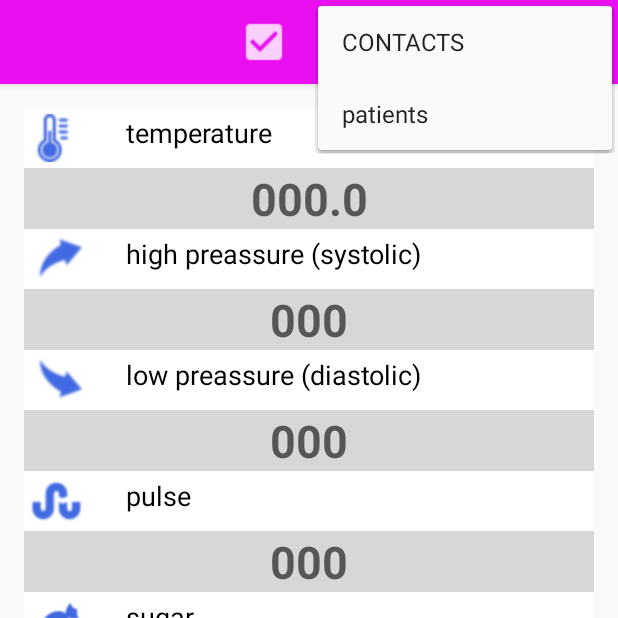
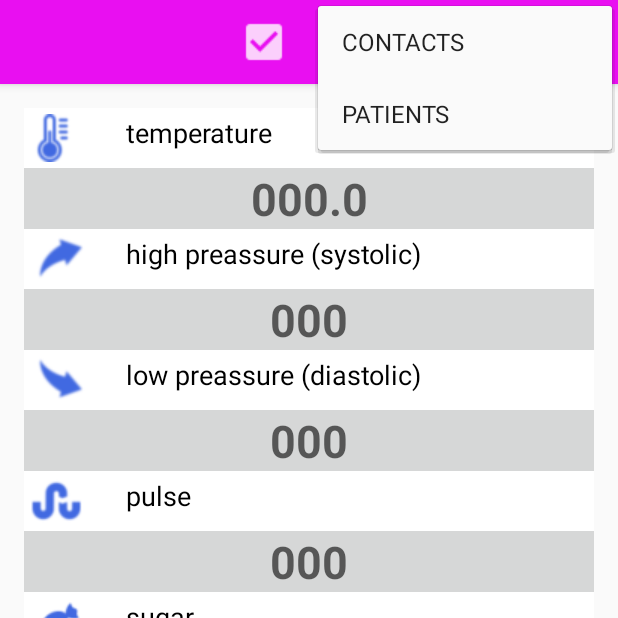
Before and after one commit to needtools/DocDoc, an Android app: the DataActivity screen opened directly, with no data from a screen before it, with the options menu open, on a phone screen of 412 x 824 dp, the top half of it. Run offline under Robolectric (Android 15) with nearby library versions, the phone set to English and light mode, and no system bars; our stand-ins replace Volley.

Commit message:
Commit August 25, 2019

```diff
--- a/app/src/main/res/menu/menu_contacts.xml
+++ b/app/src/main/res/menu/menu_contacts.xml
@@ -33,7 +33,7 @@
     <item
         android:id="@+id/menu_people"
         android:icon="@drawable/menu_people"
-        android:title="patients"
+        android:title="@string/w_patients"
         app:showAsAction="ifRoom" />
 
 
--- a/app/src/main/res/menu/menu_data.xml
+++ b/app/src/main/res/menu/menu_data.xml
@@ -31,7 +31,7 @@
     <item
         android:id="@+id/menu_people"
         android:icon="@drawable/menu_people"
-        android:title="patients"
+        android:title="@string/w_patients"
         app:showAsAction="ifRoom" />
 
 
--- a/app/src/main/res/menu/menu_people.xml
+++ b/app/src/main/res/menu/menu_people.xml
@@ -31,7 +31,7 @@
     <item
         android:id="@+id/menu_people"
         android:icon="@drawable/menu_people_red"
-        android:title="patients"
+        android:title="@string/w_patients"
         app:showAsAction="ifRoom" />
 
 
--- a/app/src/main/res/menu/menu_person.xml
+++ b/app/src/main/res/menu/menu_person.xml
@@ -31,7 +31,7 @@
     <item
         android:id="@+id/menu_people"
         android:icon="@drawable/menu_people"
-        android:title="patients"
+        android:title="@string/w_patients"
         app:showAsAction="ifRoom" />
 
 
--- a/app/src/main/res/menu/menu_store.xml
+++ b/app/src/main/res/menu/menu_store.xml
@@ -31,7 +31,7 @@
     <item
         android:id="@+id/menu_people"
         android:icon="@drawable/menu_people"
-        android:title="patients"
+        android:title="@string/w_patients"
         app:showAsAction="ifRoom" />
 
 <!--    <item
--- a/app/src/main/res/values/strings.xml
+++ b/app/src/main/res/values/strings.xml
@@ -38,5 +38,6 @@
     <string name="EMPTY"> EMPTY </string>
     <string name="DASH" translatable="false"> - </string>
     <string name="CONTACT">  CONTACT </string>
+    <string name="w_patients">PATIENTS</string>
 
 </resources>
```
Also changed, not shown: 8 other files.
